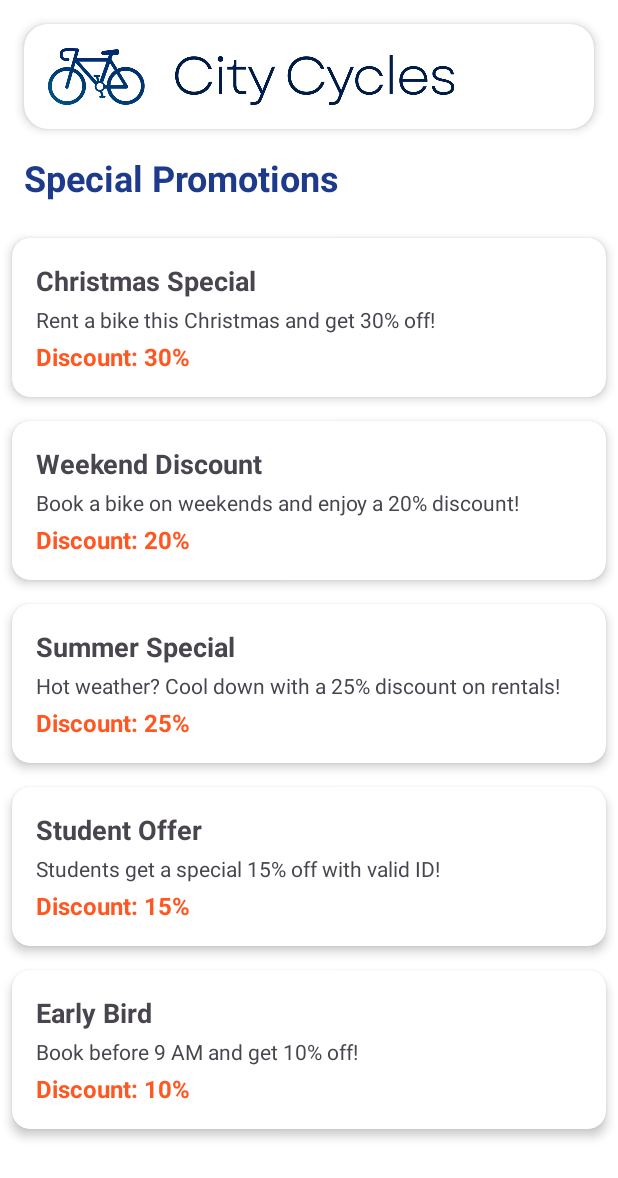
After one commit to yashbim/City-Cycle-App, an Android app: the PromotionsActivity screen opened directly, with no data from a screen before it, on a phone screen of 412 x 824 dp. The commit adds this screen. Shown: the top 1178 px of the screen. Run offline under Robolectric (Android 15) with nearby library versions, the phone set to English and light mode, and no system bars.

Commit message:
Implmemnted promotions page

```diff
--- a/app/src/main/AndroidManifest.xml
+++ b/app/src/main/AndroidManifest.xml
@@ -13,6 +13,9 @@
         android:supportsRtl="true"
         android:theme="@style/Theme.CityCycleApp"
         tools:targetApi="31">
+        <activity
+            android:name=".PromotionsActivity"
+            android:exported="false" />
         <activity
             android:name=".BookingHistory"
             android:exported="false" />
--- a/app/src/main/java/com/example/city_cycle_app/LandingPage.kt
+++ b/app/src/main/java/com/example/city_cycle_app/LandingPage.kt
@@ -53,5 +53,12 @@ class LandingPage : AppCompatActivity(){
             val intent_to_book_bikes = Intent(this, BookingHistory::class.java)
             startActivity(intent_to_book_bikes)
         }
+
+        val promotions_button : LinearLayout = findViewById(R.id.promotions_button)
+        promotions_button.setOnClickListener{
+
+            val intent_to_book_bikes = Intent(this, PromotionsActivity::class.java)
+            startActivity(intent_to_book_bikes)
+        }
     }
 }
--- /dev/null
+++ b/app/src/main/java/com/example/city_cycle_app/Promotion.kt
@@ -0,0 +1,7 @@
+package com.example.city_cycle_app
+
+data class Promotion(
+    val title: String,
+    val description: String,
+    val discount: String
+)
--- /dev/null
+++ b/app/src/main/java/com/example/city_cycle_app/PromotionsActivity.kt
@@ -0,0 +1,30 @@
+package com.example.city_cycle_app
+
+import android.os.Bundle
+import androidx.appcompat.app.AppCompatActivity
+import androidx.recyclerview.widget.LinearLayoutManager
+import androidx.recyclerview.widget.RecyclerView
+
+class PromotionsActivity : AppCompatActivity() {
+
+    private lateinit var recyclerView: RecyclerView
+
+    override fun onCreate(savedInstanceState: Bundle?) {
+        super.onCreate(savedInstanceState)
+        setContentView(R.layout.activity_promotions)
+
+        recyclerView = findViewById(R.id.recyclerViewPromotions)
+        recyclerView.layoutManager = LinearLayoutManager(this)
+
+        // Hardcoded Promotions
+        val promotions = listOf(
+            Promotion("Christmas Special", "Rent a bike this Christmas and get 30% off!", "30%"),
+            Promotion("Weekend Discount", "Book a bike on weekends and enjoy a 20% discount!", "20%"),
+            Promotion("Summer Special", "Hot weather? Cool down with a 25% discount on rentals!", "25%"),
+            Promotion("Student Offer", "Students get a special 15% off with valid ID!", "15%"),
+            Promotion("Early Bird", "Book before 9 AM and get 10% off!", "10%")
+        )
+
+        recyclerView.adapter = PromotionsAdapter(promotions)
+    }
+}
--- /dev/null
+++ b/app/src/main/java/com/example/city_cycle_app/PromotionsAdapter.kt
@@ -0,0 +1,31 @@
+package com.example.city_cycle_app
+
+import android.view.LayoutInflater
+import android.view.View
+import android.view.ViewGroup
+import android.widget.TextView
+import androidx.recyclerview.widget.RecyclerView
+
+class PromotionsAdapter(private val promotions: List<Promotion>) :
+    RecyclerView.Adapter<PromotionsAdapter.PromotionViewHolder>() {
+
+    class PromotionViewHolder(itemView: View) : RecyclerView.ViewHolder(itemView) {
+        val promoTitle: TextView = itemView.findViewById(R.id.textPromoTitle)
+        val promoDescription: TextView = itemView.findViewById(R.id.textPromoDescription)
+        val promoDiscount: TextView = itemView.findViewById(R.id.textPromoDiscount)
+    }
+
+    override fun onCreateViewHolder(parent: ViewGroup, viewType: Int): PromotionViewHolder {
+        val view = LayoutInflater.from(parent.context).inflate(R.layout.item_promotion, parent, false)
+        return PromotionViewHolder(view)
+    }
+
+    override fun onBindViewHolder(holder: PromotionViewHolder, position: Int) {
+        val promotion = promotions[position]
+        holder.promoTitle.text = promotion.title
+        holder.promoDescription.text = promotion.description
+        holder.promoDiscount.text = "Discount: ${promotion.discount}"
+    }
+
+    override fun getItemCount() = promotions.size
+}
--- a/app/src/main/res/layout/activity_booking_history.xml
+++ b/app/src/main/res/layout/activity_booking_history.xml
@@ -71,16 +71,15 @@
             android:visibility="gone"
             app:layout_constraintTop_toBottomOf="@id/historyTitle" />
 
-        <!-- RecyclerView with Fixed Height and Nested Scrolling Disabled -->
         <androidx.recyclerview.widget.RecyclerView
             android:id="@+id/recyclerViewBookings"
             android:layout_width="match_parent"
-            android:layout_height="0dp"
+            android:layout_height="wrap_content"
             android:layout_marginTop="16dp"
-            android:nestedScrollingEnabled="false"
             app:layout_constraintTop_toBottomOf="@id/historyTitle"
             app:layout_constraintStart_toStartOf="parent"
-            app:layout_constraintEnd_toEndOf="parent"
-            app:layout_constraintBottom_toBottomOf="parent"/>
+            app:layout_constraintEnd_toEndOf="parent" />
+
+
     </androidx.constraintlayout.widget.ConstraintLayout>
 </androidx.core.widget.NestedScrollView>
--- a/app/src/main/res/layout/activity_landing_page.xml
+++ b/app/src/main/res/layout/activity_landing_page.xml
@@ -217,6 +217,7 @@
             app:layout_constraintTop_toBottomOf="@+id/otherOptionsLabel">
 
             <LinearLayout
+                android:id="@+id/promotions_button"
                 android:layout_width="match_parent"
                 android:layout_height="wrap_content"
                 android:orientation="horizontal"
@@ -281,7 +282,7 @@
                     android:layout_gravity="center_vertical"
                     android:layout_marginStart="16dp"
                     android:layout_weight="1"
-                    android:text="Membership &amp; Passes"
+                    android:text="My Account"
                     android:textColor="#333333"
                     android:textSize="16sp" />
 
--- /dev/null
+++ b/app/src/main/res/layout/activity_promotions.xml
@@ -0,0 +1,64 @@
+<?xml version="1.0" encoding="utf-8"?>
+<androidx.constraintlayout.widget.ConstraintLayout
+    xmlns:android="http://schemas.android.com/apk/res/android"
+    xmlns:app="http://schemas.android.com/apk/res-auto"
+    xmlns:tools="http://schemas.android.com/tools"
+    android:layout_width="match_parent"
+    android:layout_height="match_parent"
+    tools:context=".PromotionsActivity">
+
+    <!-- Top app bar with logo -->
+    <androidx.cardview.widget.CardView
+        android:id="@+id/headerCard"
+        android:layout_width="match_parent"
+        android:layout_height="wrap_content"
+        android:layout_marginHorizontal="16dp"
+        android:layout_marginTop="16dp"
+        android:backgroundTint="@color/white"
+        app:cardCornerRadius="16dp"
+        app:cardElevation="4dp"
+        app:layout_constraintEnd_toEndOf="parent"
+        app:layout_constraintStart_toStartOf="parent"
+        app:layout_constraintTop_toTopOf="parent">
+
+        <LinearLayout
+            android:layout_width="match_parent"
+            android:layout_height="wrap_content"
+            android:orientation="horizontal"
+            android:padding="16dp">
+
+            <ImageView
+                android:id="@+id/imageView"
+                android:layout_width="282dp"
+                android:layout_height="38dp"
+                android:layout_weight="1"
+                android:adjustViewBounds="true"
+                android:scaleType="fitStart"
+                app:srcCompat="@drawable/logohorizontal_large" />
+        </LinearLayout>
+    </androidx.cardview.widget.CardView>
+
+    <!-- Promotions Title -->
+    <TextView
+        android:id="@+id/promoTitle"
+        android:layout_width="match_parent"
+        android:layout_height="wrap_content"
+        android:layout_marginHorizontal="16dp"
+        android:layout_marginTop="16dp"
+        android:text="Special Promotions"
+        android:textColor="#1E3A8A"
+        android:textSize="24sp"
+        android:textStyle="bold"
+        app:layout_constraintTop_toBottomOf="@id/headerCard" />
+
+    <!-- RecyclerView (Handles Scrolling Automatically) -->
+    <androidx.recyclerview.widget.RecyclerView
+        android:id="@+id/recyclerViewPromotions"
+        android:layout_width="match_parent"
+        android:layout_height="0dp"
+        android:layout_marginTop="16dp"
+        app:layout_constraintTop_toBottomOf="@id/promoTitle"
+        app:layout_constraintStart_toStartOf="parent"
+        app:layout_constraintEnd_toEndOf="parent"
+        app:layout_constraintBottom_toBottomOf="parent"/>
+</androidx.constraintlayout.widget.ConstraintLayout>
--- /dev/null
+++ b/app/src/main/res/layout/item_promotion.xml
@@ -0,0 +1,41 @@
+<androidx.cardview.widget.CardView xmlns:android="http://schemas.android.com/apk/res/android"
+    android:layout_width="match_parent"
+    android:layout_height="wrap_content"
+    xmlns:app="http://schemas.android.com/apk/res-auto"
+    android:layout_margin="8dp"
+    app:cardCornerRadius="12dp"
+    app:cardElevation="4dp">
+
+    <LinearLayout
+        android:layout_width="match_parent"
+        android:layout_height="wrap_content"
+        android:orientation="vertical"
+        android:padding="16dp">
+
+        <TextView
+            android:id="@+id/textPromoTitle"
+            android:layout_width="wrap_content"
+            android:layout_height="wrap_content"
+            android:text="Christmas Special"
+            android:textStyle="bold"
+            android:textSize="18sp"/>
+
+        <TextView
+            android:id="@+id/textPromoDescription"
+            android:layout_width="wrap_content"
+            android:layout_height="wrap_content"
+            android:text="Rent a bike this Christmas and get 30% off!"
+            android:textSize="14sp"
+            android:paddingTop="4dp"/>
+
+        <TextView
+            android:id="@+id/textPromoDiscount"
+            android:layout_width="wrap_content"
+            android:layout_height="wrap_content"
+            android:text="Discount: 30%"
+            android:textColor="#FF5722"
+            android:textStyle="bold"
+            android:textSize="16sp"
+            android:paddingTop="4dp"/>
+    </LinearLayout>
+</androidx.cardview.widget.CardView>
```
